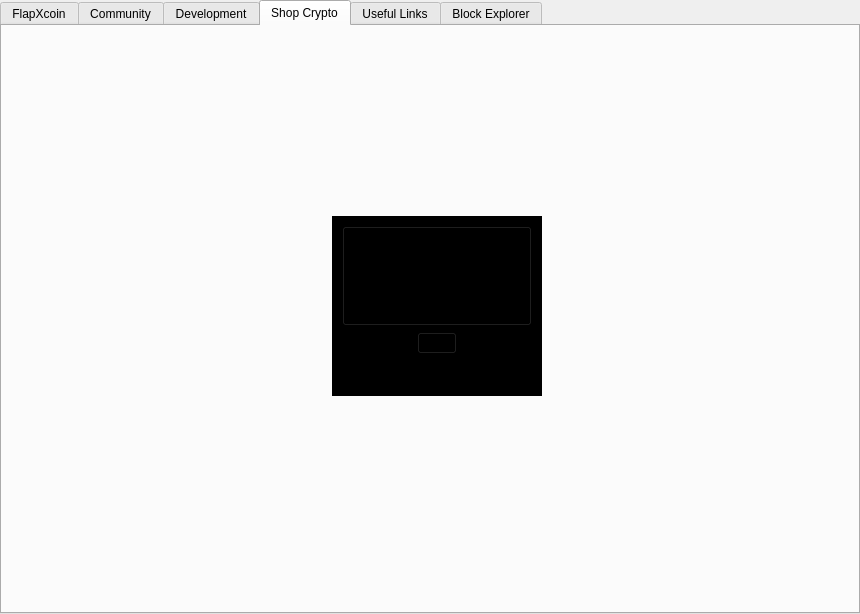
This is src/qt/forms/shoppingpage.ui in hanzou-x/flapxcoin as Qt 5 draws it before an edit. The edited form follows.
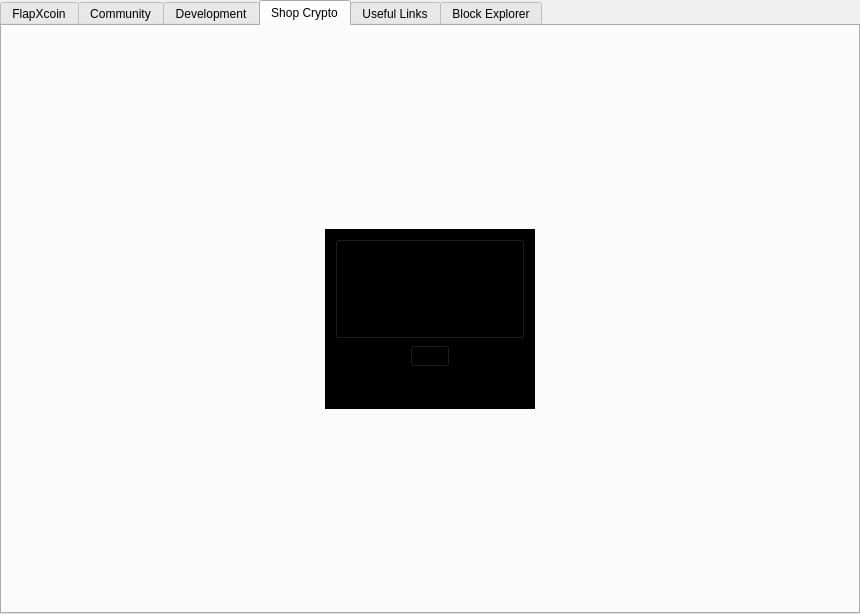
This is the edited form. The open tabs and pages were chosen to show the change. Icons and pictures are not drawn.

Patch:
```diff
--- a/src/qt/forms/shoppingpage.ui
+++ b/src/qt/forms/shoppingpage.ui
@@ -5820,15 +5820,9 @@
           <property name="styleSheet">
            <string notr="true">background:transparent;</string>
           </property>
+          <layout class="QGridLayout" name="gridLayout_4">
+           <item row="0" column="0">
           <widget class="QFrame" name="frame_19">
-           <property name="geometry">
-            <rect>
-             <x>330</x>
-             <y>190</y>
-             <width>210</width>
-             <height>180</height>
-            </rect>
-           </property>
            <property name="minimumSize">
             <size>
              <width>0</width>
@@ -6141,6 +6135,8 @@
             </item>
            </layout>
           </widget>
+           </item>
+          </layout>
          </widget>
         </widget>
        </item>
```
Left out of the diff: 2 changed lines with no effect on the pictures. Lines whose indentation alone changed are shown as unchanged.
